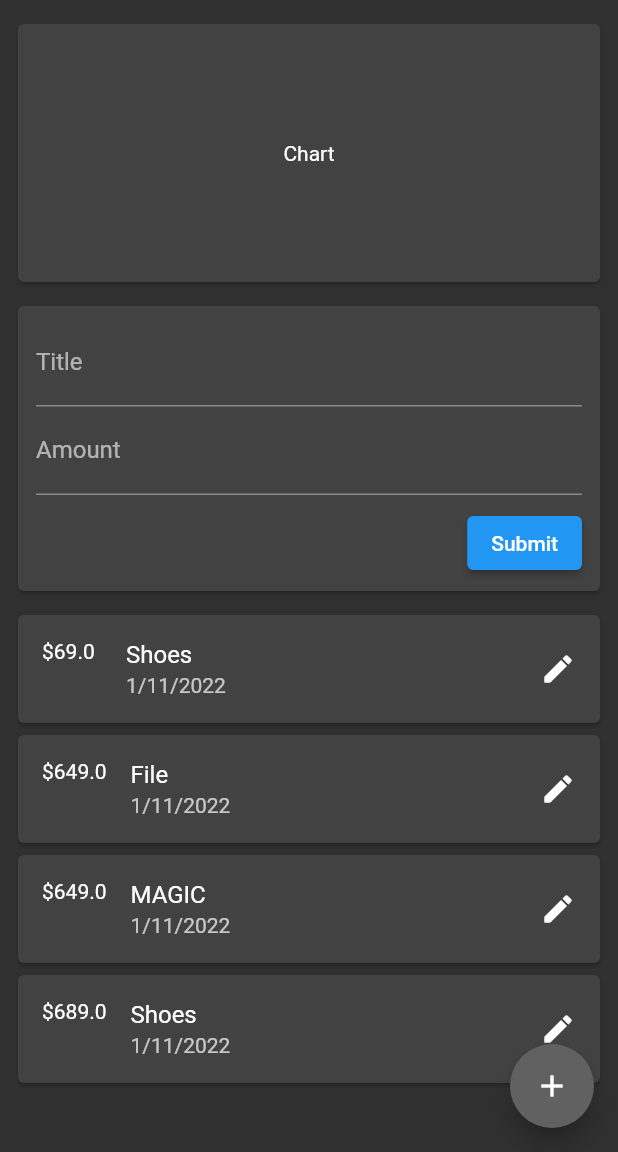
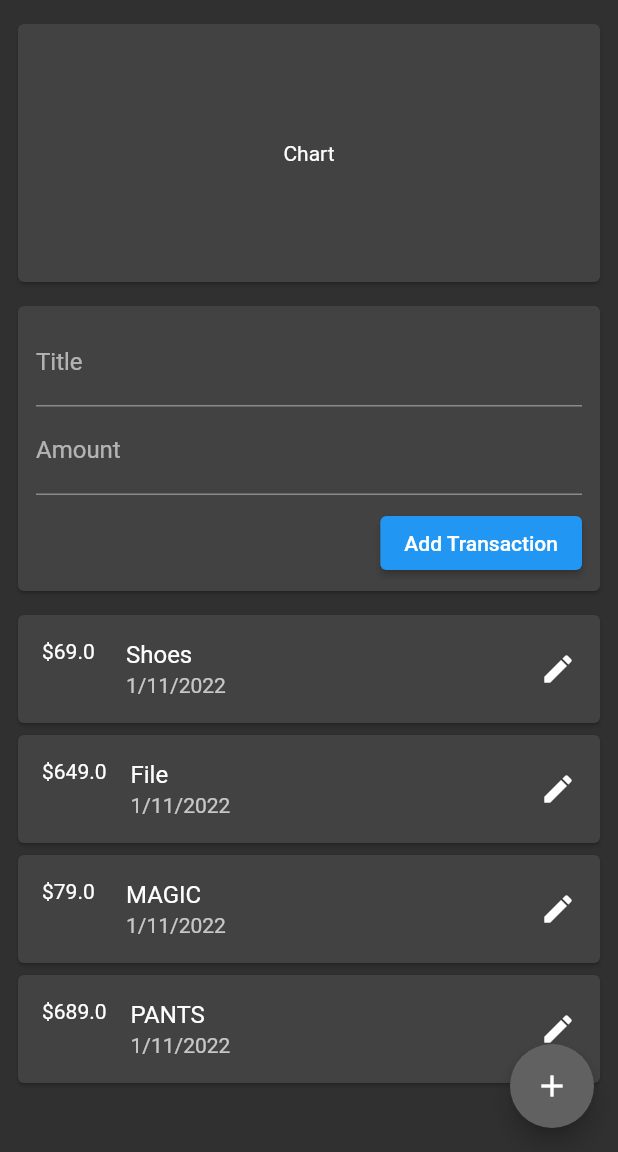
Before and after one commit to IqmanS/flutter-personal-expenses-manager, a Flutter app: the screen it shows after launch, on a phone screen of 412 x 824 dp, the part 84-1236 px from its top. Run offline on Flutter 3.47's test engine with Material 2 defaults, Android fonts, the phone set to English and light mode, and no system bars.

Commit message:
personal_expense

```diff
--- a/lib/Widgets/transaction_input.dart
+++ b/lib/Widgets/transaction_input.dart
@@ -1,7 +1,9 @@
 import 'package:flutter/material.dart';
 
 class TransactionInput extends StatelessWidget {
-  const TransactionInput({Key? key}) : super(key: key);
+  final Function addTrans;
+
+  TransactionInput(this.addTrans);
 
   @override
   Widget build(BuildContext context) {
@@ -15,23 +17,28 @@ class TransactionInput extends StatelessWidget {
           children: [
             TextField(
               controller: titleController,
-              decoration: InputDecoration(
+              decoration: const InputDecoration(
                 labelText: "Title",
               ),
             ),
             TextField(
               controller: amountController,
-              decoration: InputDecoration(
+              decoration: const InputDecoration(
                 labelText: "Amount",
               ),
             ),
-            SizedBox(
+            const SizedBox(
               height: 8,
             ),
             ElevatedButton(
-              child: Text("Submit"),
-              onPressed: () {},
-            )
+              child: const Text("Add Transaction"),
+              onPressed: () {
+                addTrans(
+                  titleController.text,
+                  double.parse(amountController.text),
+                );
+              },
+            ),
           ],
         ),
       ),
--- a/lib/Widgets/transaction_list.dart
+++ b/lib/Widgets/transaction_list.dart
@@ -8,6 +8,7 @@ class transactionList extends StatelessWidget {
 
   @override
   Widget build(BuildContext context) {
+    print(transactions);
     return Column(
       children: transactions.map((trans) {
         return Container(
--- a/lib/Widgets/user_transaction.dart
+++ b/lib/Widgets/user_transaction.dart
@@ -13,29 +13,31 @@ class UserTransactions extends StatefulWidget {
 class _UserTransactionsState extends State<UserTransactions> {
   @override
   Widget build(BuildContext context) {
-    final List<Transaction> _userTransaction = [
+    final List<Transaction> userTransaction = [
       Transaction(id: "1", title: "Shoes", amount: 69, date: DateTime.now()),
       Transaction(id: "2", title: "File", amount: 649, date: DateTime.now()),
-      Transaction(id: "2", title: "MAGIC", amount: 649, date: DateTime.now()),
-      Transaction(id: "3", title: "Shoes", amount: 689, date: DateTime.now())
+      Transaction(id: "2", title: "MAGIC", amount: 79, date: DateTime.now()),
+      Transaction(id: "3", title: "PANTS", amount: 689, date: DateTime.now())
     ];
-    void _addNewTransaction(String title, double amount) {
+    void addNewTransaction(String title, double amount) {
       final newTrans = Transaction(
-          title: title,
-          amount: amount,
-          date: DateTime.now(),
-          id: DateTime.now().toString());
+        title: title,
+        amount: amount,
+        date: DateTime.now(),
+        id: DateTime.now().toString(),
+      );
       setState(() {
-        //_userTransaction.add(newTrans);
+        userTransaction.add(newTrans);
+        print(userTransaction);
       });
     }
 
     return Column(
       children: [
-        TransactionInput(),
-        SizedBox(height: 8),
+        TransactionInput(addNewTransaction),
+        const SizedBox(height: 8),
         transactionList(
-          transactions: _userTransaction,
+          transactions: userTransaction,
         ),
       ],
     );
--- a/lib/main.dart
+++ b/lib/main.dart
@@ -30,7 +30,7 @@ class MyHomePage extends StatelessWidget {
     return Scaffold(
       appBar: AppBar(
         elevation: 0,
-        title: Text("Personal Expenses"),
+        title: const Text("Personal Expenses"),
         centerTitle: true,
       ),
       body: Padding(
@@ -40,12 +40,12 @@ class MyHomePage extends StatelessWidget {
             crossAxisAlignment: CrossAxisAlignment.center,
             mainAxisAlignment: MainAxisAlignment.start,
             children: [
-              SizedBox(height: 4),
+              const SizedBox(height: 4),
               Container(
                 child: TransactionChart(),
                 height: 180,
               ),
-              SizedBox(height: 8),
+              const SizedBox(height: 8),
               // TransactionInput(),
               // Expanded(
               //     child: transactionList(
```
